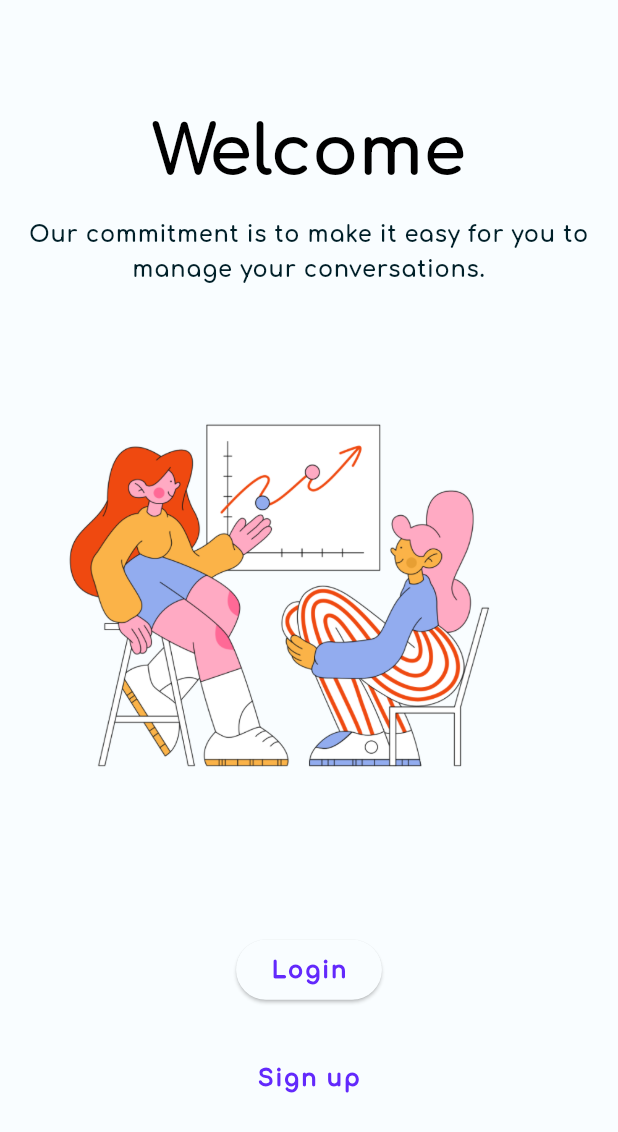
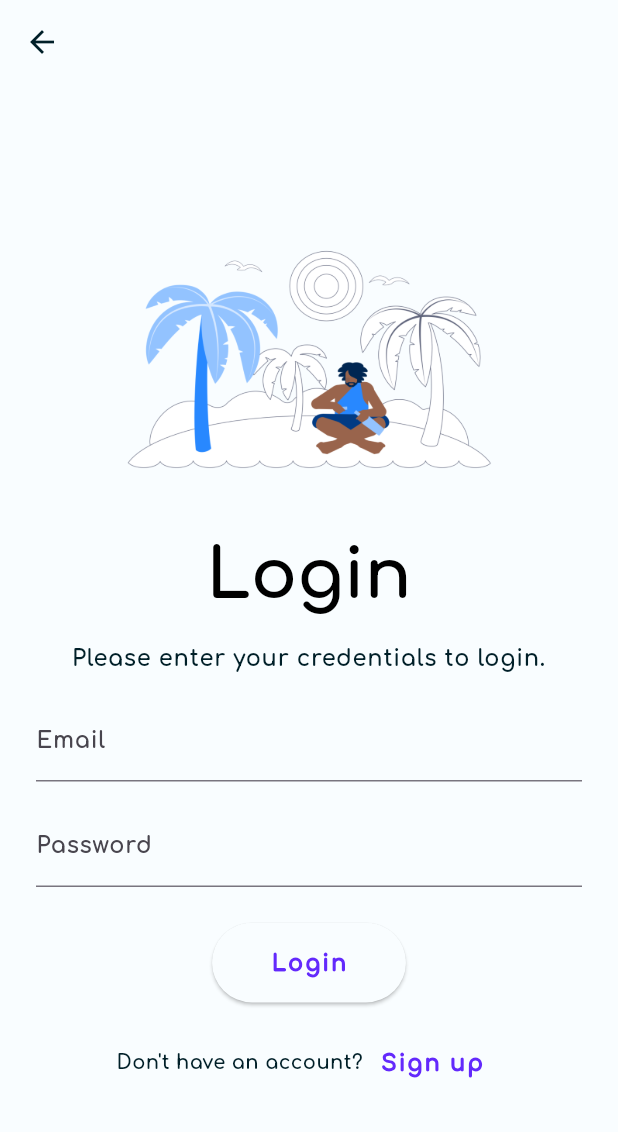
Before and after one commit to regi-gouale/com_gouale_suivi_rdv, a Flutter app: the screen it shows after launch, after a tap on "Login", on a phone screen of 412 x 824 dp. Shown: the top 1132 px of the screen. Run offline on Flutter 3.47's test engine with Material 2 defaults, Android fonts, the phone set to English and light mode, and no system bars; our stand-ins replace google_fonts; generated files the repository leaves out were written again.

Commit message:
Add login screen

```diff
--- /dev/null
+++ b/lib/forms/login_form.dart
@@ -0,0 +1,81 @@
+import 'package:flutter/material.dart';
+import 'package:iger/utils/translate.dart';
+
+class LoginForm extends StatefulWidget {
+  const LoginForm({super.key});
+
+  @override
+  State<LoginForm> createState() => _LoginFormState();
+}
+
+class _LoginFormState extends State<LoginForm> {
+  final _formKey = GlobalKey<FormState>();
+
+  @override
+  Widget build(BuildContext context) {
+    return Form(
+      key: _formKey,
+      child: Column(
+        children: [
+          Padding(
+            padding: const EdgeInsets.symmetric(
+              horizontal: 24.0,
+              vertical: 8.0,
+            ),
+            child: TextFormField(
+              decoration: InputDecoration(
+                labelText: t(context)!.email,
+                hintText: t(context)!.emailHint,
+              ),
+              validator: (value) {
+                if (value == null || value.isEmpty) {
+                  return t(context)!.emailRequired;
+                }
+                return null;
+              },
+            ),
+          ),
+          Padding(
+            padding: const EdgeInsets.symmetric(
+              horizontal: 24.0,
+              vertical: 8.0,
+            ),
+            child: TextFormField(
+              decoration: InputDecoration(
+                labelText: t(context)!.password,
+                hintText: t(context)!.passwordHint,
+              ),
+              validator: (value) {
+                if (value == null || value.isEmpty) {
+                  return t(context)!.passwordRequired;
+                }
+                return null;
+              },
+            ),
+          ),
+          Padding(
+            padding: const EdgeInsets.symmetric(
+              horizontal: 24.0,
+              vertical: 16.0,
+            ),
+            child: ElevatedButton(
+              onPressed: () {
+                if (_formKey.currentState!.validate()) {
+                  ScaffoldMessenger.of(context).showSnackBar(
+                    SnackBar(
+                      content: Text(t(context)!.loginSuccess),
+                    ),
+                  );
+                }
+              },
+              child: Padding(
+                padding: const EdgeInsets.all(16.0),
+                child: Text(t(context)!.loginTitle),
+              ),
+            ),
+          ),
+        ],
+      ),
+    );
+  }
+}
--- a/lib/l10n/app_en.arb
+++ b/lib/l10n/app_en.arb
@@ -1,8 +1,20 @@
 {
-    "pageHomeConfirm": "Confirm",
-    "pageHomeWelcome": "Welcome",
-    "pageHomeTitle": "Appointment Tracking",
-    "pageWelcomeOnboarding": "Our commitment is to make it easy for you to manage your conversations.",
-    "pageWelcomeLogin": "Login",
-    "pageWelcomeSignUp": "Sign up"
+    "confirm": "Confirm",
+    "welcome": "Welcome",
+    "appTitle": "Appointment Tracking",
+    "onboardingMessage": "Our commitment is to make it easy for you to manage your conversations.",
+    "loginTitle": "Login",
+    "loginMessage": "Please enter your credentials to login.",
+    "signUpTitle": "Sign up",
+    "signUpMessage": "Please enter your credentials to sign up.",
+    "signOutTitle": "Sign out",
+    "signOutMessage": "Are you sure you want to sign out?",
+    "email": "Email",
+    "emailHint": "Enter your email",
+    "emailRequired": "Email address is required",
+    "password": "Password",
+    "passwordHint": "Enter your password",
+    "passwordRequired": "Password is required",
+    "loginSuccess": "Login successful",
+    "noAccount": "Don't have an account?"
 }
--- a/lib/main.dart
+++ b/lib/main.dart
@@ -1,7 +1,6 @@
 import 'package:flutter/material.dart';
 import 'package:iger/generated/themes/color_schemes.g.dart';
 import 'package:iger/generated/themes/font_schemes.dart';
-import 'package:iger/screens/home_screen.dart';
 import 'package:flutter_gen/gen_l10n/app_localizations.dart';
 import 'package:iger/screens/welcome_screen.dart';
 
--- a/lib/screens/home_screen.dart
+++ b/lib/screens/home_screen.dart
@@ -9,11 +9,11 @@ class HomeScreen extends StatelessWidget {
   Widget build(BuildContext context) {
     return Scaffold(
       appBar: AppBar(
-        title: Text(t(context)!.pageHomeTitle),
+        title: Text(t(context)!.appTitle),
       ),
       body: Center(
         child: Text(
-          t(context)!.pageHomeWelcome,
+          t(context)!.welcome,
           style: Theme.of(context).textTheme.headline4,
         ),
       ),
--- /dev/null
+++ b/lib/screens/login_screen.dart
@@ -0,0 +1,54 @@
+import 'package:flutter/material.dart';
+import 'package:iger/forms/login_form.dart';
+import 'package:iger/utils/translate.dart';
+
+class LoginScreen extends StatelessWidget {
+  const LoginScreen({super.key});
+
+  @override
+  Widget build(BuildContext context) {
+    return Scaffold(
+      appBar: AppBar(
+          // title:
+          ),
+      body: Center(
+        child: Column(
+          mainAxisAlignment: MainAxisAlignment.center,
+          children: [
+            Image.asset(
+              'assets/images/login_image.png',
+              width: double.infinity,
+              height: 200,
+            ),
+            Padding(
+              padding: const EdgeInsets.all(8.0),
+              child: Text(
+                t(context)!.loginTitle,
+                style: Theme.of(context).textTheme.headline3,
+              ),
+            ),
+            Padding(
+              padding: const EdgeInsets.all(8.0),
+              child: Text(
+                t(context)!.loginMessage,
+                style: Theme.of(context).textTheme.bodyText1,
+                textAlign: TextAlign.center,
+              ),
+            ),
+            const LoginForm(),
+            Row(
+              mainAxisAlignment: MainAxisAlignment.center,
+              children: [
+                Text(t(context)!.noAccount),
+                TextButton(
+                  onPressed: () {},
+                  child: Text(t(context)!.signUpTitle),
+                ),
+              ],
+            ),
+          ],
+        ),
+      ),
+    );
+  }
+}
--- a/lib/screens/welcome_screen.dart
+++ b/lib/screens/welcome_screen.dart
@@ -1,4 +1,5 @@
 import 'package:flutter/material.dart';
+import 'package:iger/screens/login_screen.dart';
 import 'package:iger/utils/translate.dart';
 
 class WelcomeScreen extends StatelessWidget {
@@ -12,13 +13,13 @@ class WelcomeScreen extends StatelessWidget {
           mainAxisAlignment: MainAxisAlignment.center,
           children: [
             Text(
-              t(context)!.pageHomeWelcome,
+              t(context)!.welcome,
               style: Theme.of(context).textTheme.headline3,
             ),
             Padding(
               padding: const EdgeInsets.all(16.0),
               child: Text(
-                t(context)!.pageWelcomeOnboarding,
+                t(context)!.onboardingMessage,
                 style: Theme.of(context).textTheme.bodyText1,
                 textAlign: TextAlign.center,
               ),
@@ -39,15 +40,21 @@ class WelcomeScreen extends StatelessWidget {
             Padding(
               padding: const EdgeInsets.all(16.0),
               child: ElevatedButton(
-                onPressed: () {},
-                child: Text(t(context)!.pageWelcomeLogin),
+                onPressed: () {
+                  Navigator.of(context).push(
+                    MaterialPageRoute(
+                      builder: (context) => const LoginScreen(),
+                    ),
+                  );
+                },
+                child: Text(t(context)!.loginTitle),
               ),
             ),
             Padding(
               padding: const EdgeInsets.all(8.0),
               child: TextButton(
                 onPressed: () {},
-                child: Text(t(context)!.pageWelcomeSignUp),
+                child: Text(t(context)!.signUpTitle),
               ),
             ),
           ],
```
Also changed, not shown: lib/l10n/app_fr.arb (+18 -6 lines), assets/images/login_image.png (added).
